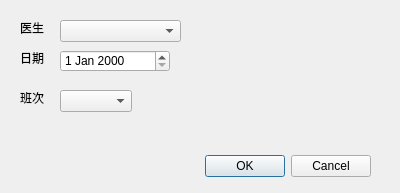
QZero233/QTHospitalManager, file AddDutyDialog.ui: the form before one commit.
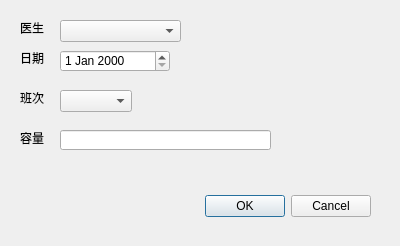
The form after the commit.

Diff of the .ui file:
```diff
--- a/AddDutyDialog.ui
+++ b/AddDutyDialog.ui
@@ -7,7 +7,7 @@
     <x>0</x>
     <y>0</y>
     <width>400</width>
-    <height>193</height>
+    <height>246</height>
    </rect>
   </property>
   <property name="windowTitle">
@@ -17,7 +17,7 @@
    <property name="geometry">
     <rect>
      <x>30</x>
-     <y>150</y>
+     <y>190</y>
      <width>341</width>
      <height>32</height>
     </rect>
@@ -98,6 +98,29 @@
     </rect>
    </property>
   </widget>
+  <widget class="QLabel" name="label_4">
+   <property name="geometry">
+    <rect>
+     <x>20</x>
+     <y>130</y>
+     <width>31</width>
+     <height>16</height>
+    </rect>
+   </property>
+   <property name="text">
+    <string>容量</string>
+   </property>
+  </widget>
+  <widget class="QLineEdit" name="lineEdit_capacity">
+   <property name="geometry">
+    <rect>
+     <x>60</x>
+     <y>130</y>
+     <width>211</width>
+     <height>20</height>
+    </rect>
+   </property>
+  </widget>
  </widget>
  <resources/>
  <connections>
```
